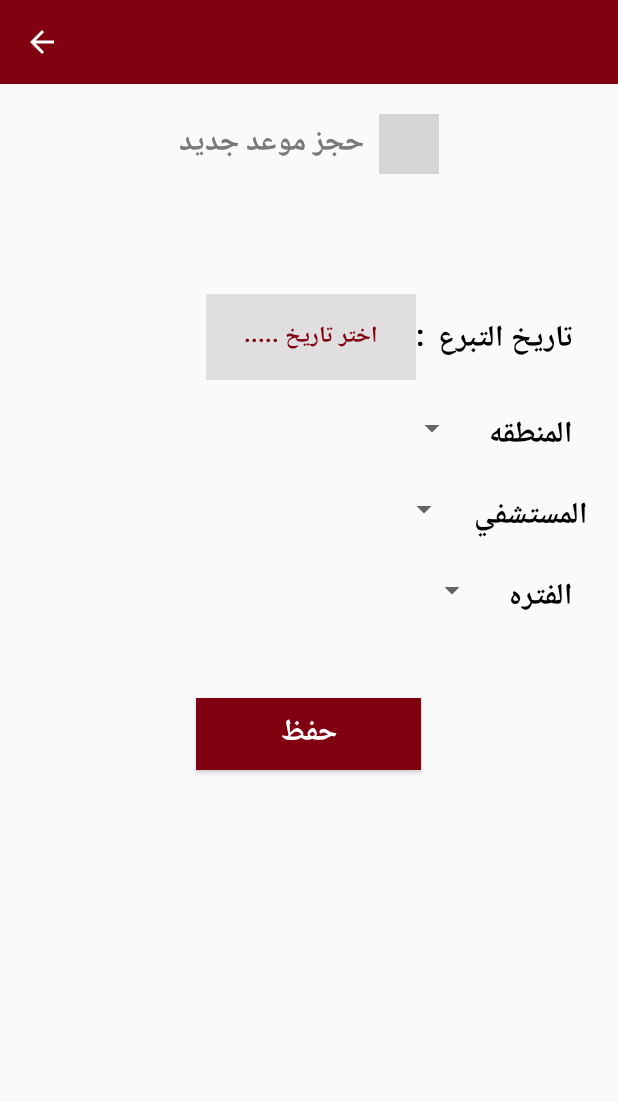
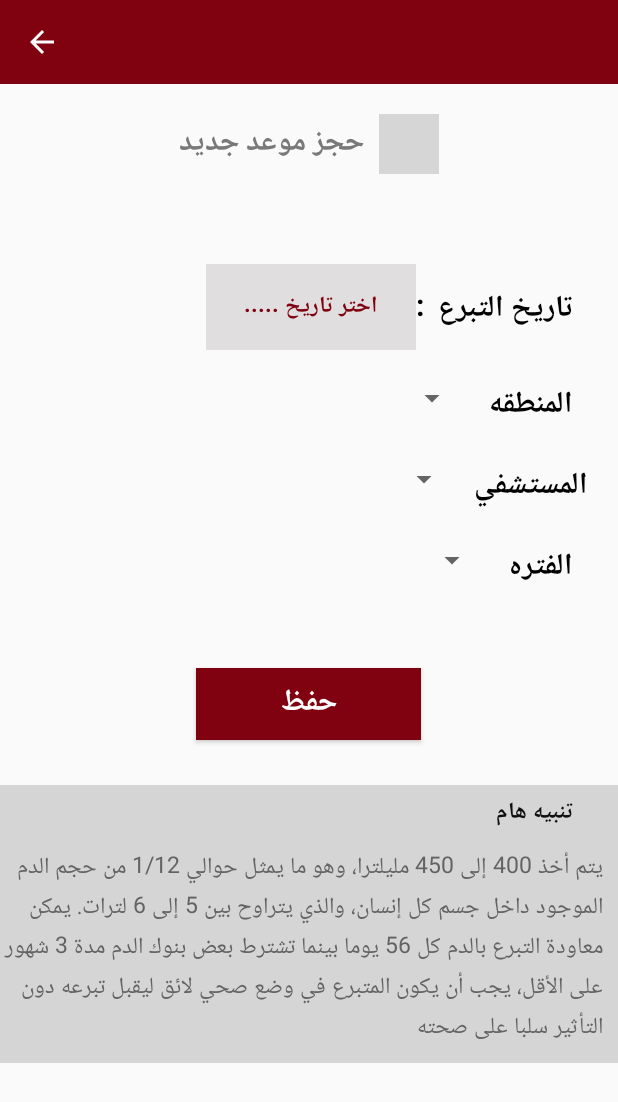
Before and after one commit to MohamedAshrafMahmoud/BloodBank-App, an Android app: the BookNewAppointmentActivity screen opened directly, with no data from a screen before it, on a phone screen of 412 x 824 dp. Shown: the top 1102 px of the screen. Run offline under Robolectric (Android 15) with nearby library versions, the phone set to English and light mode, and no system bars; our stand-ins replace Firebase (no records; nobody signed in at launch, a user with empty details on screens opened directly); libraries missing offline, so code that uses them is left out: io.opencensus.stats, maes.tech.intentanim; grey boxes are pictures that could not be loaded.

Commit message:
new update

```diff
--- a/app/src/main/AndroidManifest.xml
+++ b/app/src/main/AndroidManifest.xml
@@ -9,7 +9,7 @@
         android:icon="@mipmap/ic_launcher"
         android:label="@string/app_name"
         android:roundIcon="@mipmap/ic_launcher_round"
-        android:supportsRtl="true"
+        android:supportsRtl="false"
         android:theme="@style/AppTheme">
         <activity android:name=".Views.Donors.DonationFile"></activity>
         <activity android:name=".Views.Admin.AddNationalityActivity" />
--- a/app/src/main/res/layout/activity_book_new_appointment.xml
+++ b/app/src/main/res/layout/activity_book_new_appointment.xml
@@ -1,18 +1,22 @@
 <?xml version="1.0" encoding="utf-8"?>
-<LinearLayout xmlns:android="http://schemas.android.com/apk/res/android"
+<ScrollView xmlns:android="http://schemas.android.com/apk/res/android"
     xmlns:app="http://schemas.android.com/apk/res-auto"
     xmlns:tools="http://schemas.android.com/tools"
     android:layout_width="match_parent"
     android:layout_height="match_parent"
-    android:orientation="vertical"
     tools:context=".Views.Donors.BookNewAppointmentActivity">
+
+    <LinearLayout
+        android:layout_width="match_parent"
+        android:layout_height="match_parent"
+        android:orientation="vertical">
 
         <android.support.v7.widget.Toolbar
             android:id="@+id/toolbar"
-        android:navigationIcon="@drawable/ic_arrow_back_black_24dp"
+            android:layout_width="match_parent"
+            android:layout_height="?attr/actionBarSize"
             android:background="@color/colorPrimaryDark"
-        android:layout_width="match_parent"
-        android:layout_height="?attr/actionBarSize"/>
+            android:navigationIcon="@drawable/ic_arrow_back_black_24dp" />
 
         <LinearLayout
             android:layout_width="match_parent"
@@ -43,19 +47,19 @@
         <LinearLayout
             android:layout_width="match_parent"
             android:layout_height="wrap_content"
-        android:layout_marginTop="70dp"
+            android:layout_marginTop="50dp"
             android:gravity="right"
             android:orientation="horizontal">
 
             <EditText
                 android:id="@+id/edt_date"
                 android:layout_width="140dp"
-            android:gravity="center"
                 android:layout_height="wrap_content"
                 android:background="#E0DEDE"
+                android:gravity="center"
                 android:hint="اختر تاريخ ....."
+                android:maxLines="1"
                 android:padding="15dp"
-            android:maxLines="1"
                 android:textColor="@color/colorPrimaryDark"
                 android:textColorHint="@color/colorPrimaryDark"
                 android:textSize="15dp"
@@ -164,7 +168,39 @@
             android:textStyle="bold" />
 
 
+        <LinearLayout
+            android:layout_width="match_parent"
+            android:layout_height="wrap_content"
+            android:layout_marginTop="30dp"
+            android:orientation="vertical"
+            android:background="#D5D5D5">
 
+            <TextView
+                android:layout_width="wrap_content"
+                android:layout_height="wrap_content"
+                android:layout_marginRight="30dp"
+                android:text="تنبيه هام"
+                android:paddingTop="5dp"
+                android:textStyle="bold"
+                android:layout_gravity="right"
+                android:textColor="#0F0F0F"
+                android:textSize="15dp" />
+
+            <TextView
+                android:layout_width="wrap_content"
+                android:layout_height="wrap_content"
+                android:layout_marginRight="10dp"
+                android:paddingBottom="10dp"
+                android:layout_marginTop="10dp"
+                android:text="يتم أخذ 400 إلى 450 مليلترا، وهو ما يمثل حوالي 1/12 من حجم الدم الموجود داخل جسم كل إنسان، والذي يتراوح بين 5 إلى 6 لترات. يمكن معاودة التبرع بالدم كل 56 يوما بينما تشترط بعض بنوك الدم مدة 3 شهور على الأقل، يجب أن يكون المتبرع في وضع صحي لائق ليقبل تبرعه دون التأثير سلبا على صحته   "
+                android:textColor="#636363"
+                android:textSize="15dp" />
 
 
         </LinearLayout>
+
+
+    </LinearLayout>
+
+
+</ScrollView>
--- a/app/src/main/res/layout/activity_donors.xml
+++ b/app/src/main/res/layout/activity_donors.xml
@@ -179,7 +179,7 @@
                     android:layout_marginRight="10dp">
 
                     <TextView
-                        android:layout_width="160dp"
+                        android:layout_width="140dp"
                         android:layout_height="120dp"
                         android:background="@color/colorPrimaryDark"
                         android:gravity="center"
```
Also changed, not shown: app/src/main/java/com/example/bloodbank/Adapters/DoctorApprovalAdapter.java (+7 -1 lines), app/src/main/java/com/example/bloodbank/Views/Doctors/StatisticsActivity.java (+15 -6 lines), app/src/main/java/com/example/bloodbank/Views/Donors/BookNewAppointmentActivity.java (+48 -39 lines), app/src/main/res/layout/activity_statistics.xml (+58 -5 lines), app/src/main/res/layout/sign_up.xml (+9 -5 lines). Lines whose indentation alone changed are shown as unchanged.
